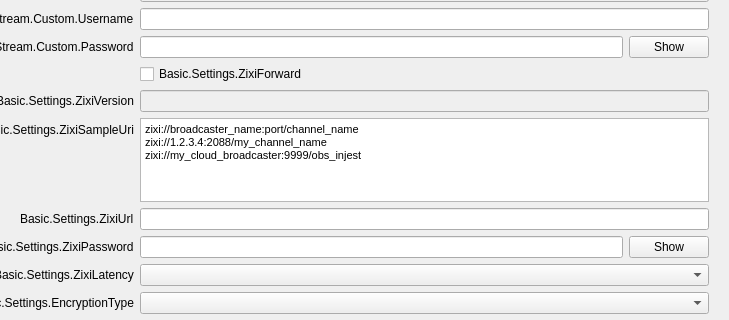
First picture: the form in UI/forms/OBSBasicSettings.ui, repository ZixiVideo/obs-studio, before the edit; both pictures show x 252 to 981 and y 284 to 604 of the 981 by 726 pixel window.
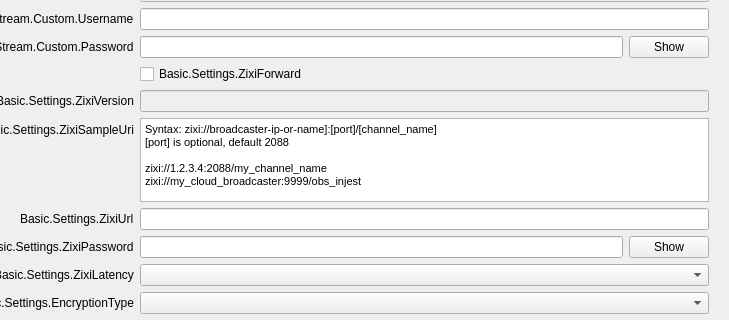
Second picture: the form after the edit. The open tabs and pages were chosen to show the change. Icons and pictures are not drawn. Custom widgets are drawn as their Qt base class.

Commit message: [UI] - update zixi samples

Patch:
```diff
--- a/UI/forms/OBSBasicSettings.ui
+++ b/UI/forms/OBSBasicSettings.ui
@@ -1284,7 +1284,9 @@
 &lt;html&gt;&lt;head&gt;&lt;meta name=&quot;qrichtext&quot; content=&quot;1&quot; /&gt;&lt;style type=&quot;text/css&quot;&gt;
 p, li { white-space: pre-wrap; }
 &lt;/style&gt;&lt;/head&gt;&lt;body style=&quot; font-family:'MS Shell Dlg 2'; font-size:8.25pt; font-weight:400; font-style:normal;&quot;&gt;
-&lt;p style=&quot; margin-top:0px; margin-bottom:0px; margin-left:0px; margin-right:0px; -qt-block-indent:0; text-indent:0px;&quot;&gt;zixi://broadcaster_name:port/channel_name&lt;br /&gt;zixi://1.2.3.4:2088/my_channel_name&lt;br /&gt;zixi://my_cloud_broadcaster:9999/obs_injest&lt;/p&gt;&lt;/body&gt;&lt;/html&gt;</string>
+&lt;p style=&quot; margin-top:0px; margin-bottom:0px; margin-left:0px; margin-right:0px; -qt-block-indent:0; text-indent:0px;&quot;&gt;Syntax: zixi://broadcaster-ip-or-name]:[port]/[channel_name]&lt;/p&gt;
+&lt;p style=&quot; margin-top:0px; margin-bottom:0px; margin-left:0px; margin-right:0px; -qt-block-indent:0; text-indent:0px;&quot;&gt;[port] is optional, default 2088&lt;/p&gt;
+&lt;p style=&quot; margin-top:0px; margin-bottom:0px; margin-left:0px; margin-right:0px; -qt-block-indent:0; text-indent:0px;&quot;&gt;&lt;br /&gt;zixi://1.2.3.4:2088/my_channel_name&lt;br /&gt;zixi://my_cloud_broadcaster:9999/obs_injest&lt;/p&gt;&lt;/body&gt;&lt;/html&gt;</string>
                </property>
               </widget>
              </item>
```
Left out of the diff: 3 changed lines with no effect on the pictures.
